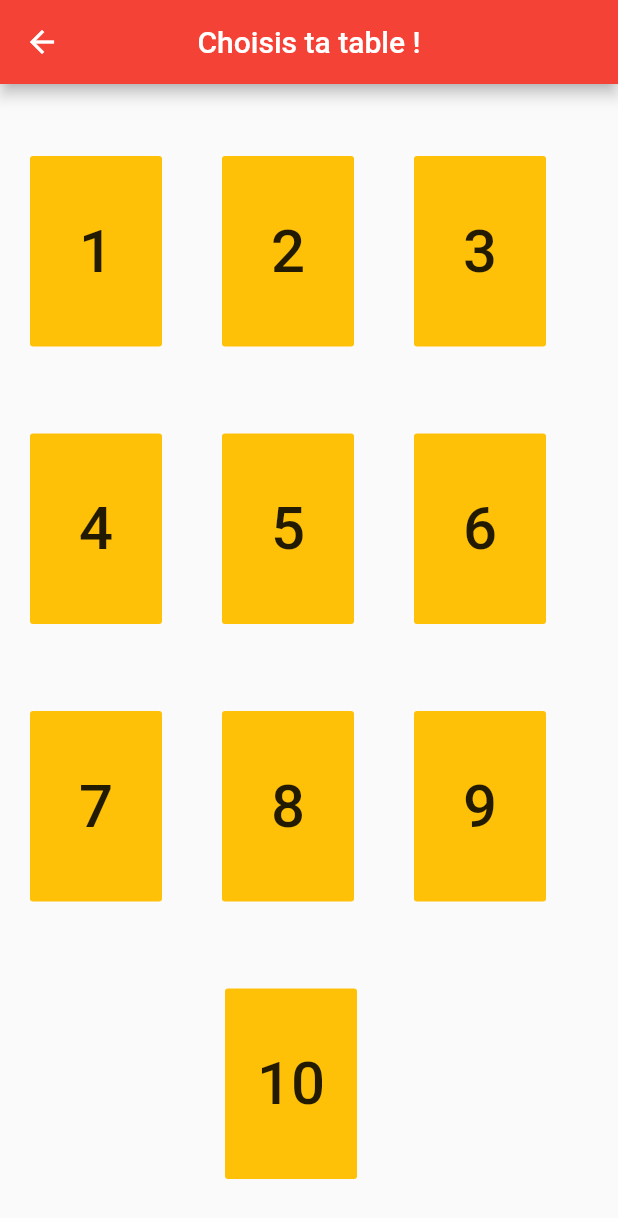
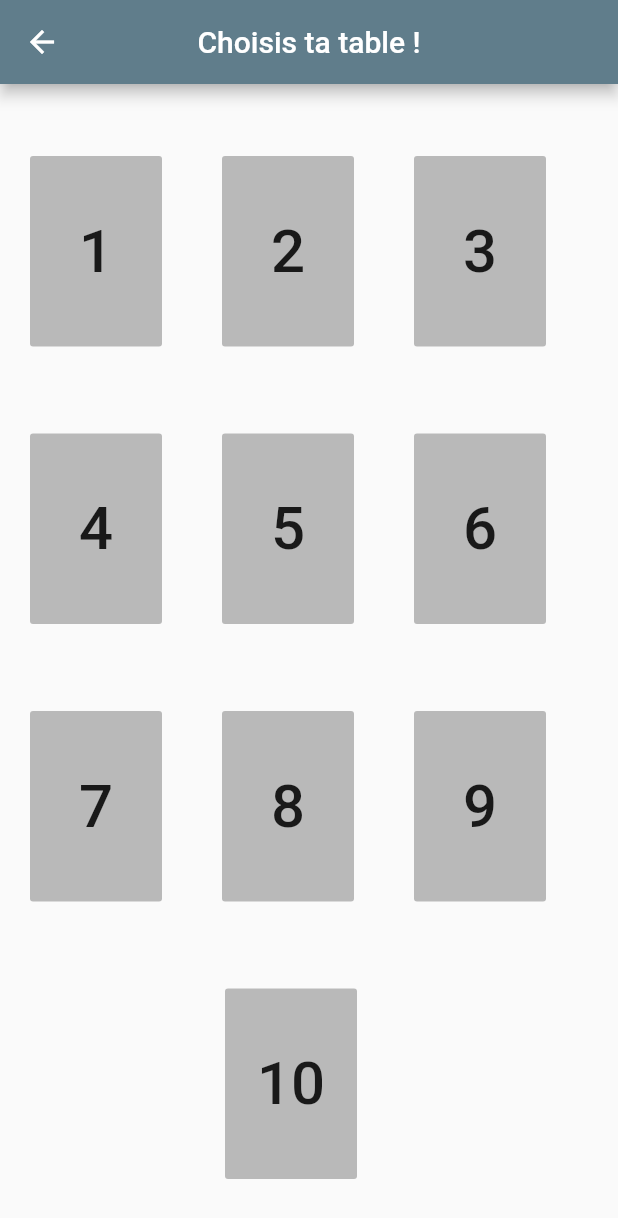
Before and after one commit to manucaputo/appli-mob, a Flutter app: the screen it shows after launch, after a tap on "Afficher tables", on a phone screen of 412 x 824 dp. Shown: the top 1218 px of the screen. Run offline on Flutter 3.47's test engine with Material 2 defaults, Android fonts, the phone set to English and light mode, and no system bars.

Commit message:
next step bro (2)

```diff
--- a/lib/home_page.dart
+++ b/lib/home_page.dart
@@ -1,6 +1,5 @@
 import 'package:flutter/material.dart';
 import 'second_page.dart';
-
 
 class HomePage extends StatefulWidget {
   @override
@@ -11,53 +10,36 @@ class _HomePageState extends State<HomePage> {
   int index = 0;
   int number = 0;
 
-
   @override
-
   Widget build(BuildContext context) {
-
-
-        return Scaffold(
-
+    return Scaffold(
         backgroundColor: Colors.white,
         body: Column(
-
-
-
           children: [
-           Image(
-             image:AssetImage('assets/maths.jpg')
-
-           ),
-           /* IconButton(
-                icon: Icon(Icons.add_box),
-                onPressed: () {
-                  setState(() {
-                    number++;
-                  });
-                }),
-                */
-           Text('\n \n \n \n \n'),
-
-
-           ElevatedButton (
-                 style: ElevatedButton.styleFrom(
-                 primary: Colors.amber, // background
-                 onPrimary: Colors.white, // foreground
-               ),
-               child: Text('Afficher tables',style: TextStyle(fontSize: 40), ),
-
+            Image(image: AssetImage('assets/maths.jpg')),
+            Text('\n \n \n \n \n'),
+            ElevatedButton(
+                style: ElevatedButton.styleFrom(
+                  primary: Colors.blueGrey, // background
+                  onPrimary: Colors.white, // foreground
+                ),
+                child: Text(
+                  'Afficher tables',
+                  style: TextStyle(fontSize: 40),
+                ),
                 onPressed: () {
                   Navigator.of(context).pushNamed(SecondPage.tag);
                 }),
             Text('\n'),
-            ElevatedButton (
+            ElevatedButton(
                 style: ElevatedButton.styleFrom(
-                  primary: Colors.amber, // background
+                  primary: Colors.blueGrey, // background
                   onPrimary: Colors.white, // foreground
                 ),
-                child: Text('Entraînes-toi !',style: TextStyle(fontSize: 40), ),
-
+                child: Text(
+                  'Entraînes-toi !',
+                  style: TextStyle(fontSize: 40),
+                ),
                 onPressed: () {
                   Navigator.of(context).pushNamed(SecondPage.tag);
                 }),
@@ -69,23 +51,21 @@ class _HomePageState extends State<HomePage> {
           ],
         ),
         appBar: AppBar(
-
-
-          backgroundColor: Colors.red,
-          title: Text("Calcul easy !",style: TextStyle(fontSize: 40),),
+          backgroundColor: Colors.blueGrey,
+          title: Text(
+            "Easy Maths !",
+            style: TextStyle(fontSize: 40),
+          ),
           centerTitle: true,
-
-
           actions: [
-            Icon(Icons.access_alarm_outlined ),
-
+            Icon(Icons.access_alarm_outlined),
           ],
         ),
         bottomNavigationBar: BottomNavigationBar(
           selectedItemColor: Colors.white,
           unselectedItemColor: Colors.white,
           currentIndex: index,
-          backgroundColor: Colors.red,
+          backgroundColor: Colors.blueGrey,
           onTap: (indexpushed) {
             setState(() {
               index = indexpushed;
--- a/lib/second_page.dart
+++ b/lib/second_page.dart
@@ -11,11 +11,12 @@ class SecondPage extends StatefulWidget {
 class _SecondPageState extends State<SecondPage> {
   @override
   Widget build(BuildContext context) {
+
     return Scaffold(
         appBar: AppBar(
           title: Text('Choisis ta table !'),
           centerTitle: true,
-          backgroundColor: Colors.red,
+          backgroundColor: Colors.blueGrey,
         ),
 
         body: Column(
@@ -28,7 +29,7 @@ class _SecondPageState extends State<SecondPage> {
                   margin: new EdgeInsets.fromLTRB(20.0, 20.0, 0.0, 10.0),
                   child: FlatButton(
                       onPressed: () {},
-                      color: Colors.amber,
+                      color: Colors.black26,
                       padding:
                           EdgeInsets.symmetric(vertical: 40.0, horizontal: 15),
                       child: Text(
@@ -40,7 +41,7 @@ class _SecondPageState extends State<SecondPage> {
                   margin: new EdgeInsets.fromLTRB(40.0, 20.0, 0.0, 10.0),
                   child: FlatButton(
                       onPressed: () {},
-                      color: Colors.amber,
+                      color: Colors.black26,
                       padding:
                           EdgeInsets.symmetric(vertical: 40.0, horizontal: 15),
                       child: Text(
@@ -52,7 +53,7 @@ class _SecondPageState extends State<SecondPage> {
                   margin: new EdgeInsets.fromLTRB(40.0, 20.0, 0.0, 10.0),
                   child: FlatButton(
                       onPressed: () {},
-                      color: Colors.amber,
+                      color: Colors.black26,
                       padding:
                           EdgeInsets.symmetric(vertical: 40.0, horizontal: 15),
                       child: Text(
@@ -67,7 +68,7 @@ class _SecondPageState extends State<SecondPage> {
                   margin: new EdgeInsets.fromLTRB(20.0, 20.0, 0.0, 10.0),
                   child: FlatButton(
                       onPressed: () {},
-                      color: Colors.amber,
+                      color: Colors.black26,
                       padding:
                           EdgeInsets.symmetric(vertical: 40.0, horizontal: 15),
                       child: Text(
@@ -79,7 +80,7 @@ class _SecondPageState extends State<SecondPage> {
                   margin: new EdgeInsets.fromLTRB(40.0, 20.0, 0.0, 10.0),
                   child: FlatButton(
                       onPressed: () {},
-                      color: Colors.amber,
+                      color: Colors.black26,
                       padding:
                           EdgeInsets.symmetric(vertical: 40.0, horizontal: 15),
                       child: Text(
@@ -91,7 +92,7 @@ class _SecondPageState extends State<SecondPage> {
                   margin: new EdgeInsets.fromLTRB(40.0, 20.0, 0.0, 10.0),
                   child: FlatButton(
                       onPressed: () {},
-                      color: Colors.amber,
+                      color: Colors.black26,
                       padding:
                           EdgeInsets.symmetric(vertical: 40.0, horizontal: 15),
                       child: Text(
@@ -106,7 +107,7 @@ class _SecondPageState extends State<SecondPage> {
                   margin: new EdgeInsets.fromLTRB(20.0, 20.0, 0.0, 10.0),
                   child: FlatButton(
                       onPressed: () {},
-                      color: Colors.amber,
+                      color: Colors.black26,
                       padding:
                           EdgeInsets.symmetric(vertical: 40.0, horizontal: 15),
                       child: Text(
@@ -118,7 +119,7 @@ class _SecondPageState extends State<SecondPage> {
                   margin: new EdgeInsets.fromLTRB(40.0, 20.0, 0.0, 10.0),
                   child: FlatButton(
                       onPressed: () {},
-                      color: Colors.amber,
+                      color: Colors.black26,
                       padding:
                           EdgeInsets.symmetric(vertical: 40.0, horizontal: 15),
                       child: Text(
@@ -130,7 +131,7 @@ class _SecondPageState extends State<SecondPage> {
                   margin: new EdgeInsets.fromLTRB(40.0, 20.0, 0.0, 10.0),
                   child: FlatButton(
                       onPressed: () {},
-                      color: Colors.amber,
+                      color: Colors.black26,
                       padding:
                           EdgeInsets.symmetric(vertical: 40.0, horizontal: 15),
                       child: Text(
@@ -145,7 +146,7 @@ class _SecondPageState extends State<SecondPage> {
                   margin: new EdgeInsets.fromLTRB(150.0, 20.0, 0.0, 10.0),
                   child: FlatButton(
                       onPressed: () {},
-                      color: Colors.amber,
+                      color: Colors.black26,
                       padding:
                           EdgeInsets.symmetric(vertical: 40.0, horizontal: 15),
                       child: Text(
```
